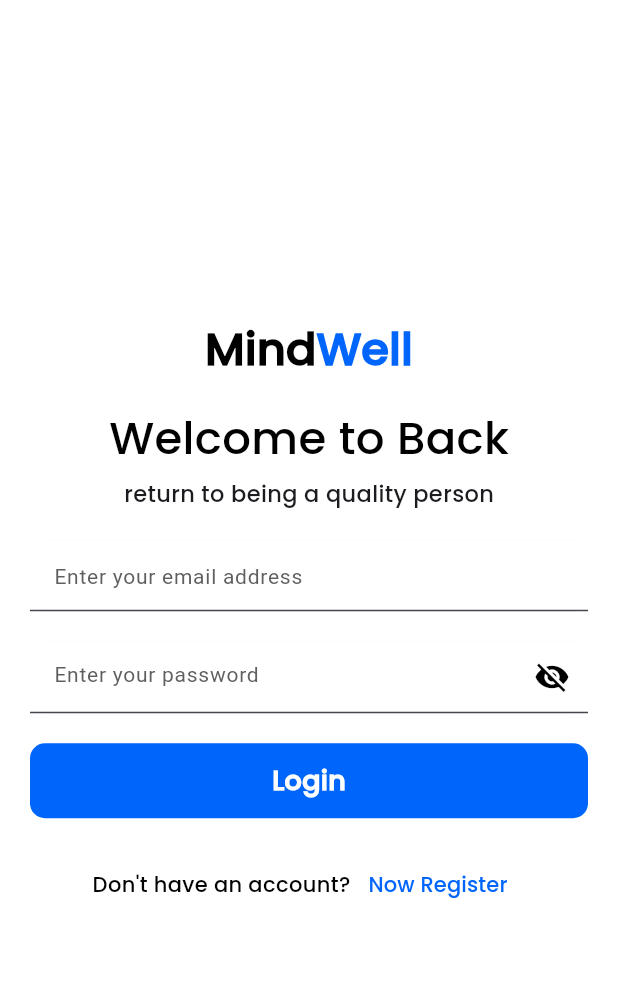
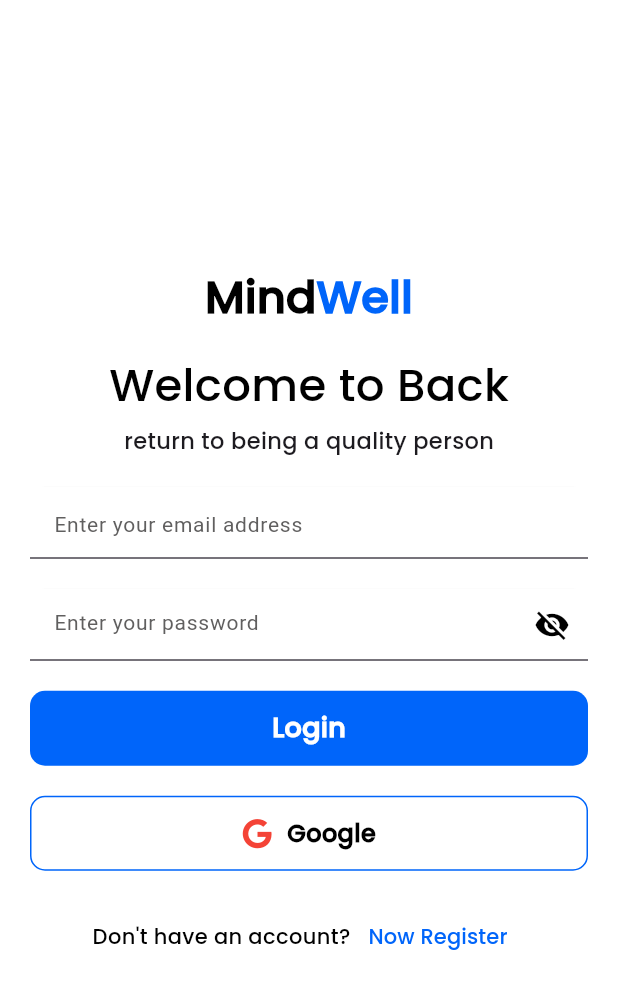
Before and after one commit to muamarzidan/MindWell, a Flutter app: the screen it shows after launch, on a phone screen of 412 x 824 dp. Shown: the top 989 px of the screen. Run offline on Flutter 3.47's test engine with Material 3 defaults, Android fonts, the phone set to English and light mode, and no system bars; our stand-ins replace firebase_auth, firebase_core, font_awesome_flutter, google_sign_in; accounts and stored records are empty.

Commit message:
feat: login with google

```diff
--- a/lib/features/login/login_screen.dart
+++ b/lib/features/login/login_screen.dart
@@ -1,4 +1,6 @@
 import 'package:flutter/material.dart';
+import 'package:font_awesome_flutter/font_awesome_flutter.dart';
+import 'package:google_sign_in/google_sign_in.dart';
 
 import 'package:mindwell/features/controllers/auth/firebase_auth_controller.dart';
 import 'package:firebase_auth/firebase_auth.dart';
@@ -117,6 +119,44 @@
                 ),
               ),
               const SizedBox(height: 20),
+              GestureDetector(
+                onTap: () {
+                  _loginWithGoogle();
+                },
+                child: Container(
+                  width: double.infinity,
+                  height: 50,
+                  decoration: BoxDecoration(
+                    color: Colors.white,
+                    border: Border.all(
+                      color: AppColors.primaryColor,
+                      width: 1,
+                    ),
+                    borderRadius: BorderRadius.circular(10),
+                  ),
+                  child: const Row(
+                    mainAxisAlignment: MainAxisAlignment.center,
+                    children: [
+                      Icon(
+                        FontAwesomeIcons.google,
+                        color: Colors.red,
+                        size: 20,
+                      ),
+                      SizedBox(width: 10),
+                      Text(
+                        "Google",
+                        style: TextStyle(
+                          fontSize: 16,
+                          fontFamily: "Poppins",
+                          fontWeight: FontWeight.w800,
+                          color: Colors.black,
+                        ),
+                      ),
+                    ],
+                  ),
+                ),
+              ),
+              const SizedBox(height: 20),
               Row(
                 mainAxisAlignment: MainAxisAlignment.center,
                 children: [
@@ -169,4 +209,29 @@
       );
     }
   }
+
+  _loginWithGoogle()async{
+    final GoogleSignIn _googleSignIn = GoogleSignIn();
+
+    try {
+      final GoogleSignInAccount? googleSignInAccount = await _googleSignIn.signIn();
+
+      if(googleSignInAccount != null){
+        final GoogleSignInAuthentication googleSignInAuthentication = await googleSignInAccount.authentication;
+        final AuthCredential credential = GoogleAuthProvider.credential(
+          accessToken: googleSignInAuthentication.accessToken,
+          idToken: googleSignInAuthentication.idToken,
+        );
+
+        await FirebaseAuth.instance.signInWithCredential(credential);
+        Navigator.of(context).pushReplacementNamed("/home");
+      }
+    } catch (e) {
+      ScaffoldMessenger.of(context).showSnackBar(
+        const SnackBar(
+          content: Text("Gagal login"),
+        ),
+      );
+    }
+  }
 }
--- a/lib/features/register/register_screen.dart
+++ b/lib/features/register/register_screen.dart
@@ -125,6 +125,7 @@
                 ),
               ),
               const SizedBox(height: 20),
+              //make
               Row(
                 mainAxisAlignment: MainAxisAlignment.center,
                 children: [
--- a/pubspec.yaml
+++ b/pubspec.yaml
@@ -36,6 +36,9 @@
   cloud_firestore: ^4.14.0
   firebase_auth: ^4.16.0
   firebase_storage: ^11.6.0
+  font_awesome_flutter: ^10.6.0
+  google_sign_in: ^6.1.4
+
 
 
   # The following adds the Cupertino Icons font to your application.
```
Also changed, not shown: pubspec.lock, 1 other file.
